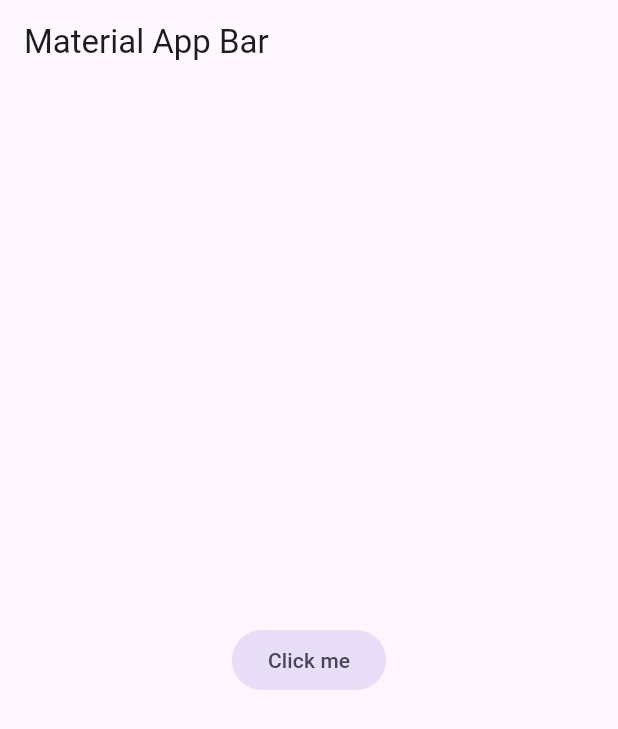
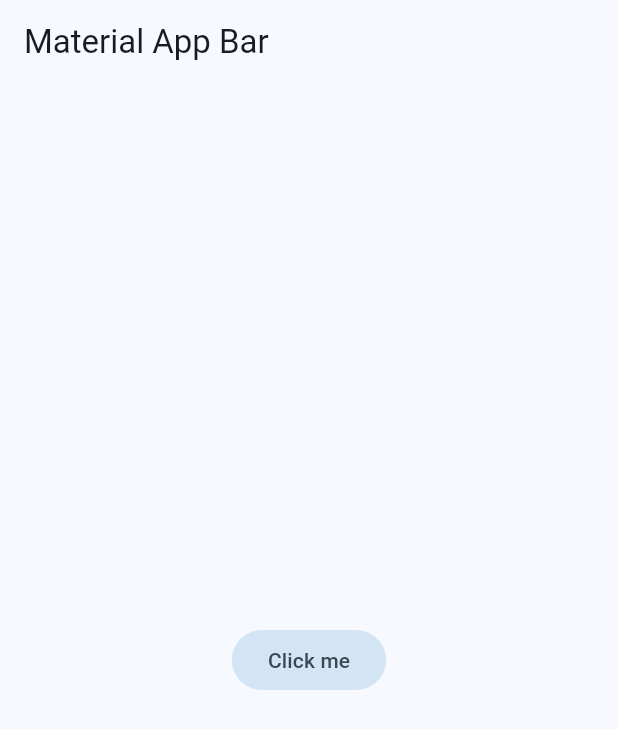
Before and after one commit to ju-lienz/yes-no-app-flutter, a Flutter app: the screen it shows after launch, on a phone screen of 412 x 824 dp. Shown: the top 729 px of the screen. Run offline on Flutter 3.47's test engine with Material 3 defaults, Android fonts, the phone set to English and light mode, and no system bars.

Commit message:
feat(ui): add global styles

```diff
--- /dev/null
+++ b/lib/config/theme/app_theme.dart
@@ -0,0 +1,27 @@
+import 'package:flutter/material.dart';
+
+/* Private variables can only be used in the file where they were defined. */
+const Color _customColor = Color(0XFF49149f); // Custom color
+const List<Color> _colorThemes = [
+  _customColor,
+  Colors.teal,
+  Colors.lightBlue,
+  Colors.lightGreen,
+  Colors.yellow,
+  Colors.deepOrange,
+];
+
+class AppTheme {
+  final int selectedColor;
+// theme is expecting a themeData
+  AppTheme({this.selectedColor = 0})
+      : assert(selectedColor >= 0 && selectedColor < _colorThemes.length - 1,
+            'Colors must be between 0 and ${_colorThemes.length}'); // [0] default color
+  ThemeData theme() {
+    return ThemeData(
+      useMaterial3: true,
+      colorSchemeSeed: _colorThemes[selectedColor],
+      // brightness: Brightness.dark, // Dark mode enabled
+    );
+  }
+}
--- a/lib/main.dart
+++ b/lib/main.dart
@@ -1,4 +1,5 @@
 import 'package:flutter/material.dart';
+import 'package:yes_no_app/config/theme/app_theme.dart';
 
 /* Redo the Yes No App application, from Fernando Herrera's Flutter
 course, to reinforce Flutter knowledge.*/
@@ -13,13 +14,17 @@ class MyApp extends StatelessWidget {
     return MaterialApp(
       title: 'Second: Yes No App',
       debugShowCheckedModeBanner: false,
+      theme: AppTheme(selectedColor: 2)
+          .theme(), // .theme() is the  method that gets the theme
       home: Scaffold(
         appBar: AppBar(
           title: const Text('Material App Bar'),
         ),
         body: Center(
           child: FilledButton.tonal(
-              onPressed: () {}, child: const Text("Click me")),
+            onPressed: () {},
+            child: const Text("Click me"),
+          ),
         ),
       ),
     );
```
